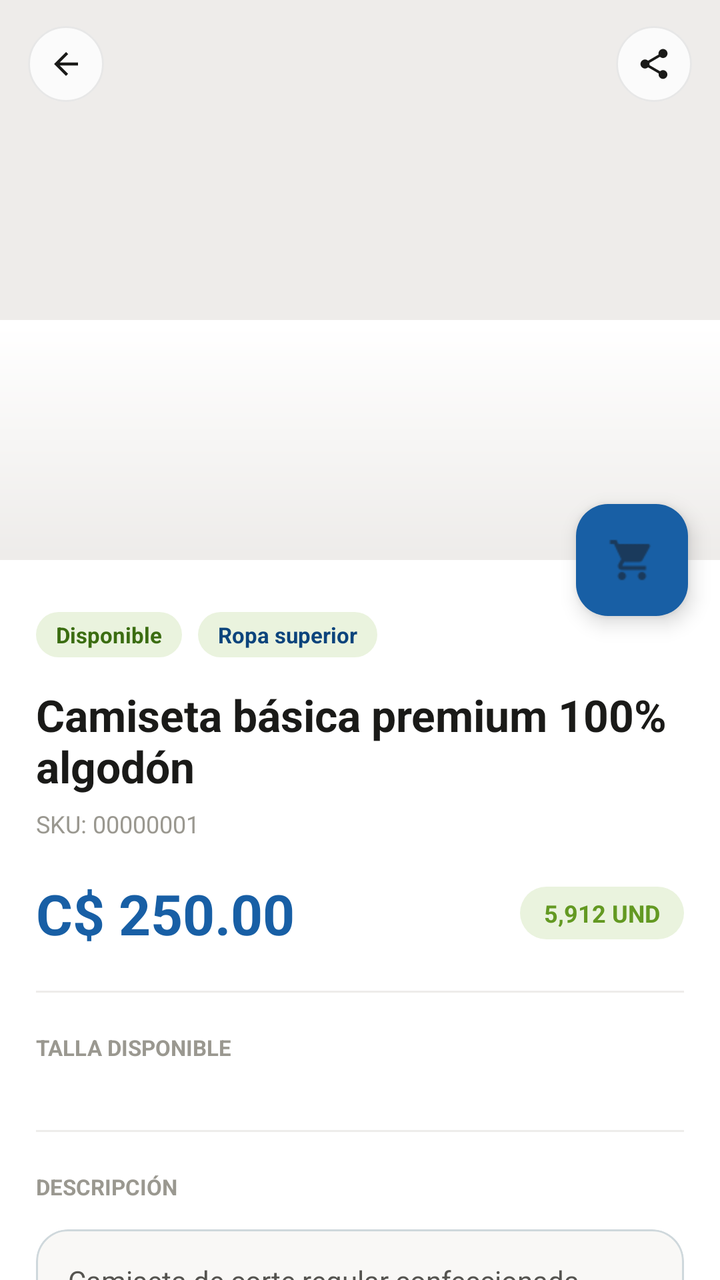
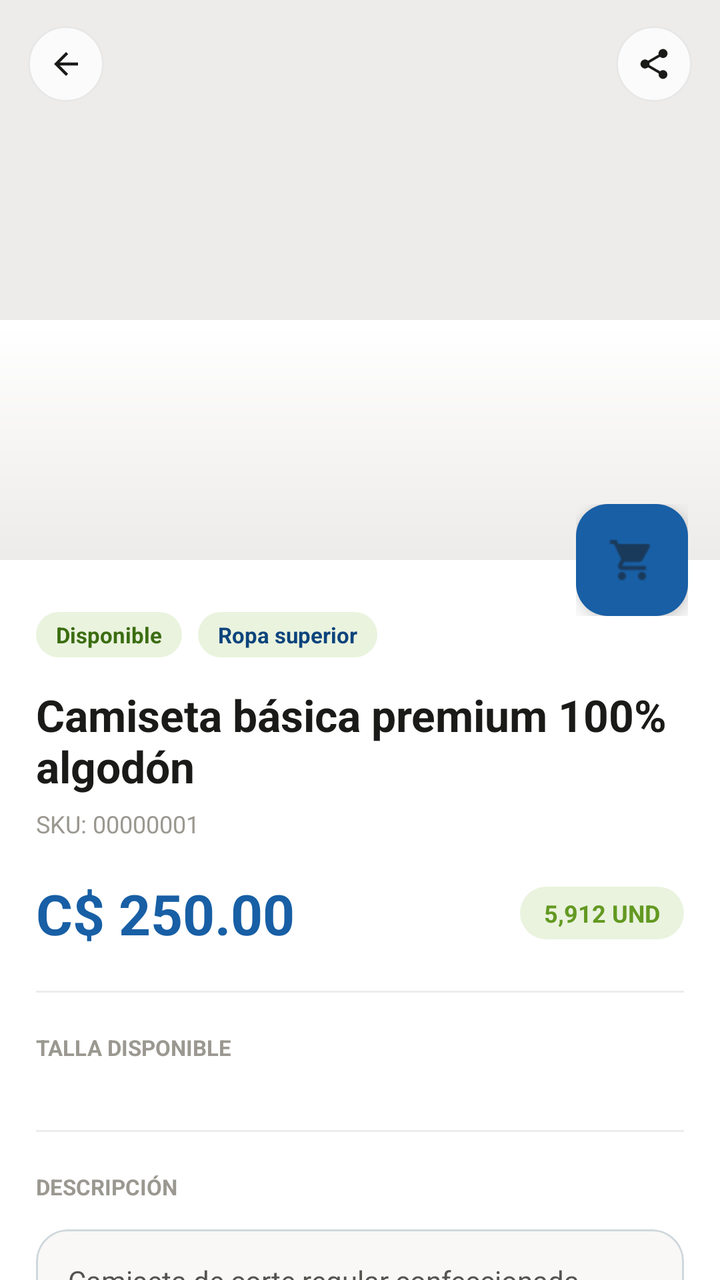

Screens rendered from an Android XML layout before and after an edit, with the pre-edit source and the edit as a unified diff.
<!-- AndroidManifest.xml: application theme Theme.GMV -->
<!-- res/layout/activity_product_detail.xml -->
<?xml version="1.0" encoding="utf-8"?>
<androidx.coordinatorlayout.widget.CoordinatorLayout
    xmlns:android="http://schemas.android.com/apk/res/android"
    xmlns:app="http://schemas.android.com/apk/res-auto"
    xmlns:tools="http://schemas.android.com/tools"
    android:id="@+id/main"
    android:layout_width="match_parent"
    android:layout_height="match_parent"
    android:background="#F5F5F7"
    android:fitsSystemWindows="true">

    <com.google.android.material.appbar.AppBarLayout
        android:id="@+id/app_bar_layout"
        android:layout_width="match_parent"
        android:layout_height="wrap_content"
        android:fitsSystemWindows="true"
        android:theme="@style/ThemeOverlay.AppCompat.Dark.ActionBar">

        <com.google.android.material.appbar.CollapsingToolbarLayout
            android:layout_width="match_parent"
            android:layout_height="280dp"
            android:fitsSystemWindows="true"
            app:contentScrim="@color/colorUmkPrimary"
            app:layout_scrollFlags="scroll|exitUntilCollapsed"
            app:statusBarScrim="@color/colorUmkPrimaryDark"
            app:titleEnabled="false">

            <ImageView
                android:id="@+id/imgProduct"
                android:layout_width="match_parent"
                android:layout_height="match_parent"
                android:background="#EEECEA"
                android:fitsSystemWindows="true"
                android:scaleType="centerCrop"
                android:src="@drawable/ic_placeholder_product"
                app:layout_collapseMode="parallax"
                tools:ignore="ContentDescription" />

            
            <View
                android:layout_width="match_parent"
                android:layout_height="120dp"
                android:layout_gravity="bottom"
                android:background="@drawable/bg_gradient_bottom"
                app:layout_collapseMode="pin" />

            
            <LinearLayout
                android:layout_width="match_parent"
                android:layout_height="?attr/actionBarSize"
                android:layout_gravity="top"
                android:gravity="center_vertical"
                android:orientation="horizontal"
                android:paddingHorizontal="14dp"
                app:layout_collapseMode="pin">

                <com.google.android.material.card.MaterialCardView
                    android:id="@+id/btnBack"
                    android:layout_width="38dp"
                    android:layout_height="38dp"
                    app:cardBackgroundColor="#CCFFFFFF"
                    app:cardCornerRadius="19dp"
                    app:cardElevation="0dp"
                    app:strokeColor="#14000000"
                    app:strokeWidth="1dp">

                    <ImageView
                        android:layout_width="18dp"
                        android:layout_height="18dp"
                        android:layout_gravity="center"
                        android:src="@drawable/ic_arrow_back"
                        app:tint="#1A1A18" />
                </com.google.android.material.card.MaterialCardView>

                <View
                    android:layout_width="0dp"
                    android:layout_height="1dp"
                    android:layout_weight="1" />

                <com.google.android.material.card.MaterialCardView
                    android:id="@+id/btnShare"
                    android:layout_width="38dp"
                    android:layout_height="38dp"
                    app:cardBackgroundColor="#CCFFFFFF"
                    app:cardCornerRadius="19dp"
                    app:cardElevation="0dp"
                    app:strokeColor="#14000000"
                    app:strokeWidth="1dp">

                    <ImageView
                        android:layout_width="18dp"
                        android:layout_height="18dp"
                        android:layout_gravity="center"
                        android:src="@drawable/ic_share"
                        app:tint="#1A1A18" />
                </com.google.android.material.card.MaterialCardView>

            </LinearLayout>

        </com.google.android.material.appbar.CollapsingToolbarLayout>

    </com.google.android.material.appbar.AppBarLayout>

    <androidx.core.widget.NestedScrollView
        android:layout_width="match_parent"
        android:layout_height="match_parent"
        android:background="@android:color/white"
        android:clipToPadding="false"
        android:scrollbars="none"
        app:layout_behavior="@string/appbar_scrolling_view_behavior">

        <LinearLayout
            android:layout_width="match_parent"
            android:layout_height="wrap_content"
            android:orientation="vertical"
            android:paddingHorizontal="18dp"
            android:paddingTop="26dp"
            android:paddingBottom="24dp">

            
            <LinearLayout
                android:layout_width="wrap_content"
                android:layout_height="wrap_content"
                android:orientation="horizontal">

                <TextView
                    android:layout_width="wrap_content"
                    android:layout_height="wrap_content"
                    android:background="@drawable/bg_badge_green"
                    android:paddingHorizontal="10dp"
                    android:paddingVertical="4dp"
                    android:text="Disponible"
                    android:textColor="#3B6D11"
                    android:textSize="11sp"
                    android:textStyle="bold" />

                <TextView
                    android:layout_width="wrap_content"
                    android:layout_height="wrap_content"
                    android:layout_marginStart="8dp"
                    android:background="@drawable/bg_badge_blue"
                    android:paddingHorizontal="10dp"
                    android:paddingVertical="4dp"
                    android:text="Ropa superior"
                    android:textColor="#0C447C"
                    android:textSize="11sp"
                    android:textStyle="bold" />
            </LinearLayout>

            
            <TextView
                android:id="@+id/productName"
                android:layout_width="match_parent"
                android:layout_height="wrap_content"
                android:layout_marginTop="14dp"
                android:text="Camiseta básica premium 100% algodón"
                android:textColor="#1A1A18"
                android:textSize="22sp"
                android:textStyle="bold" />

            
            <TextView
                android:id="@+id/productSku"
                android:layout_width="wrap_content"
                android:layout_height="wrap_content"
                android:layout_marginTop="6dp"
                android:text="SKU: 00000001"
                android:textColor="#9A9890"
                android:textSize="12sp" />

            
            <LinearLayout
                android:layout_width="match_parent"
                android:layout_height="wrap_content"
                android:layout_marginTop="18dp"
                android:gravity="center_vertical"
                android:orientation="horizontal">

                <TextView
                    android:id="@+id/productPrice"
                    android:layout_width="0dp"
                    android:layout_height="wrap_content"
                    android:layout_weight="1"
                    android:text="C$ 250.00"
                    android:textColor="#185FA5"
                    android:textSize="28sp"
                    android:textStyle="bold" />

                <TextView
                    android:id="@+id/productQuantity"
                    android:layout_width="wrap_content"
                    android:layout_height="wrap_content"
                    android:background="@drawable/bg_stock"
                    android:paddingHorizontal="12dp"
                    android:paddingVertical="5dp"
                    android:text="5,912 UND"
                    android:textColor="#639922"
                    android:textSize="12sp"
                    android:textStyle="bold" />
            </LinearLayout>

            
            <View
                android:layout_width="match_parent"
                android:layout_height="1dp"
                android:layout_marginVertical="20dp"
                android:background="#EEECEA" />

            
            <TextView
                android:layout_width="wrap_content"
                android:layout_height="wrap_content"
                android:text="TALLA DISPONIBLE"
                android:textAllCaps="true"
                android:textColor="#9A9890"
                android:textSize="11sp"
                android:textStyle="bold" />

            <HorizontalScrollView
                android:layout_width="match_parent"
                android:layout_height="wrap_content"
                android:layout_marginTop="14dp"
                android:scrollbars="none">

                <LinearLayout
                    android:id="@+id/bonusContainer"
                    android:layout_width="wrap_content"
                    android:layout_height="wrap_content"
                    android:orientation="horizontal" />

            </HorizontalScrollView>

            
            <View
                android:layout_width="match_parent"
                android:layout_height="1dp"
                android:layout_marginVertical="20dp"
                android:background="#EEECEA" />

            
            <TextView
                android:layout_width="wrap_content"
                android:layout_height="wrap_content"
                android:text="DESCRIPCIÓN"
                android:textAllCaps="true"
                android:textColor="#9A9890"
                android:textSize="11sp"
                android:textStyle="bold" />

            <com.google.android.material.card.MaterialCardView
                android:layout_width="match_parent"
                android:layout_height="wrap_content"
                android:layout_marginTop="14dp"
                app:cardBackgroundColor="#F9F8F6"
                app:cardCornerRadius="16dp"
                app:cardElevation="0dp">

                <TextView
                    android:id="@+id/productDescription"
                    android:layout_width="match_parent"
                    android:layout_height="wrap_content"
                    android:padding="16dp"
                    android:lineSpacingExtra="4dp"
                    android:text="Camiseta de corte regular confeccionada en algodón 100% peinado. Cuello redondo reforzado, costuras dobles en mangas y bajo."
                    android:textColor="#555450"
                    android:textSize="14sp" />
            </com.google.android.material.card.MaterialCardView>

            
            <com.google.android.material.button.MaterialButton
                android:id="@+id/btnAdd"
                android:layout_width="match_parent"
                android:layout_height="56dp"
                android:layout_marginTop="24dp"
                android:text="Agregar al pedido"
                android:textAllCaps="false"
                android:textColor="@android:color/white"
                android:textSize="15sp"
                android:textStyle="bold"
                app:backgroundTint="#1A2B4A"
                app:cornerRadius="16dp"
                app:icon="@drawable/ic_cart"
                app:iconGravity="textStart"
                app:iconPadding="10dp" />

            <TextView
                android:id="@+id/hintText"
                android:layout_width="match_parent"
                android:layout_height="wrap_content"
                android:layout_marginTop="12dp"
                android:gravity="center"
                android:text="Selecciona una talla para continuar"
                android:textColor="#9A9890"
                android:textSize="12sp" />

        </LinearLayout>

    </androidx.core.widget.NestedScrollView>

    <com.google.android.material.floatingactionbutton.FloatingActionButton
        android:id="@+id/fabCart"
        android:layout_width="wrap_content"
        android:layout_height="wrap_content"
        android:layout_margin="16dp"
        android:clickable="true"
        android:focusable="true"
        android:src="@drawable/ic_cart"
        android:tint="@android:color/white"
        app:backgroundTint="#185FA5"
        app:fabSize="normal"
        app:layout_anchor="@id/app_bar_layout"
        app:layout_anchorGravity="bottom|right|end" />

</androidx.coordinatorlayout.widget.CoordinatorLayout>
<!-- resources referenced by this layout -->
<resources>
  <color name="colorUmkPrimary">#006690</color>
  <color name="colorUmkPrimaryDark">#003044</color>
  <!-- drawable bg_badge_blue (drawable) -->
  <shape xmlns:android="http://schemas.android.com/apk/res/android">
      <solid android:color="#EAF3DE"/>
      <corners android:radius="20dp"/>
  </shape>
  <!-- drawable bg_badge_green (drawable) -->
  <shape xmlns:android="http://schemas.android.com/apk/res/android">
      <solid android:color="#EAF3DE"/>
      <corners android:radius="20dp"/>
  </shape>
  <!-- drawable bg_gradient_bottom (drawable) -->
  <shape xmlns:android="http://schemas.android.com/apk/res/android">
      <gradient
          android:angle="270"
          android:startColor="#FFFFFFFF"
          android:endColor="#00FFFFFF"/>
  </shape>
  <!-- drawable bg_stock (drawable) -->
  <shape xmlns:android="http://schemas.android.com/apk/res/android">
      <solid android:color="#EAF3DE"/>
      <corners android:radius="20dp"/>
  </shape>
  <!-- drawable ic_placeholder_product (drawable) -->
  <?xml version="1.0" encoding="utf-8"?>
  <selector xmlns:android="http://schemas.android.com/apk/res/android">
  
  </selector>
  <style name="Theme.GMV" parent="Base.Theme.GMV" />
  <color name="primary">#337AB7</color>
  <color name="on_primary">#FFFFFF</color>
  <color name="primary_container">#D6E4F0</color>
  <color name="on_primary_container">#1A3A5C</color>
  <color name="secondary">#3A539B</color>
  <color name="on_secondary">#FFFFFF</color>
  <color name="secondary_container">#D6DCE8</color>
  <color name="on_secondary_container">#1C2A5C</color>
  <color name="tertiary">#7E57C2</color>
  <color name="on_tertiary">#FFFFFF</color>
  <color name="tertiary_container">#EDE7F6</color>
  <color name="on_tertiary_container">#311B92</color>
  <color name="error">#EF5350</color>
  <color name="on_error">#FFFFFF</color>
  <color name="error_container">#FFEBEE</color>
  <color name="on_error_container">#B71C1C</color>
  <color name="background">#F2F2F2</color>
  <color name="on_background">#000000</color>
  <color name="surface">#E7E7E7</color>
  <color name="on_surface">#000000</color>
  <color name="surface_variant">#D4D4D4</color>
  <color name="on_surface_variant">#535353</color>
  <color name="outline">#B0BEC5</color>
  <color name="outline_variant">#CFD8DC</color>
  <style name="TextAppearance.M3.DisplaySmall">
          <item name="android:textSize">36sp</item>
          <item name="android:letterSpacing">0</item>
          <item name="android:lineHeight">44sp</item>
          <item name="android:fontFamily">sans-serif</item>
      </style>
  <style name="TextAppearance.M3.TitleLarge">
          <item name="android:textSize">22sp</item>
          <item name="android:letterSpacing">0</item>
          <item name="android:lineHeight">28sp</item>
          <item name="android:fontFamily">sans-serif</item>
      </style>
  <style name="TextAppearance.M3.BodyLarge">
          <item name="android:textSize">16sp</item>
          <item name="android:letterSpacing">0.5</item>
          <item name="android:lineHeight">24sp</item>
          <item name="android:fontFamily">sans-serif</item>
      </style>
  <style name="TextAppearance.M3.BodyMedium">
          <item name="android:textSize">14sp</item>
          <item name="android:letterSpacing">0.25</item>
          <item name="android:lineHeight">20sp</item>
          <item name="android:fontFamily">sans-serif</item>
      </style>
  <style name="TextAppearance.M3.BodySmall">
          <item name="android:textSize">12sp</item>
          <item name="android:letterSpacing">0.4</item>
          <item name="android:lineHeight">16sp</item>
          <item name="android:fontFamily">sans-serif</item>
      </style>
  <!-- unchanged entries left out for length: 14 -->
</resources>

<!-- the commit's change to res/layout/activity_product_detail.xml (unified diff, before → after) -->
@@ -297,18 +297,37 @@
 
     </androidx.core.widget.NestedScrollView>
 
-    <com.google.android.material.floatingactionbutton.FloatingActionButton
-        android:id="@+id/fabCart"
+    <FrameLayout
         android:layout_width="wrap_content"
         android:layout_height="wrap_content"
         android:layout_margin="16dp"
-        android:clickable="true"
-        android:focusable="true"
-        android:src="@drawable/ic_cart"
-        android:tint="@android:color/white"
-        app:backgroundTint="#185FA5"
-        app:fabSize="normal"
         app:layout_anchor="@id/app_bar_layout"
-        app:layout_anchorGravity="bottom|right|end" />
+        app:layout_anchorGravity="bottom|right|end">
+
+        <com.google.android.material.floatingactionbutton.FloatingActionButton
+            android:id="@+id/fabCart"
+            android:layout_width="wrap_content"
+            android:layout_height="wrap_content"
+            android:clickable="true"
+            android:focusable="true"
+            android:src="@drawable/ic_cart"
+            android:tint="@android:color/white"
+            app:backgroundTint="#185FA5"
+            app:fabSize="normal" />
+
+        <TextView
+            android:id="@+id/cartBadge"
+            android:layout_width="20dp"
+            android:layout_height="20dp"
+            android:layout_gravity="top|end"
+            android:background="@drawable/bg_circle_red"
+            android:gravity="center"
+            android:text="0"
+            android:textColor="@android:color/white"
+            android:textSize="9sp"
+            android:textStyle="bold"
+            android:visibility="gone" />
+
+    </FrameLayout>
 
 </androidx.coordinatorlayout.widget.CoordinatorLayout>
<!-- resource entries referenced after the edit -->
@@ -11,6 +11,13 @@
   <shape xmlns:android="http://schemas.android.com/apk/res/android">
       <solid android:color="#EAF3DE"/>
       <corners android:radius="20dp"/>
+  </shape>
+  <!-- drawable bg_circle_red (drawable) -->
+  <?xml version="1.0" encoding="utf-8"?>
+  <shape xmlns:android="http://schemas.android.com/apk/res/android"
+      android:shape="oval">
+      <solid android:color="#EF5350" />
+      <size android:width="20dp" android:height="20dp" />
   </shape>
   <!-- drawable bg_gradient_bottom (drawable) -->
   <shape xmlns:android="http://schemas.android.com/apk/res/android">
